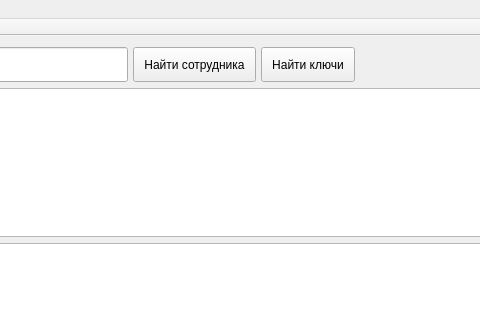
Old version of the form mainwindow.ui in the repository ilinevgeny/searchOrionX; both pictures show x 173 to 653 and y 0 to 320 of the 829 by 425 pixel window.
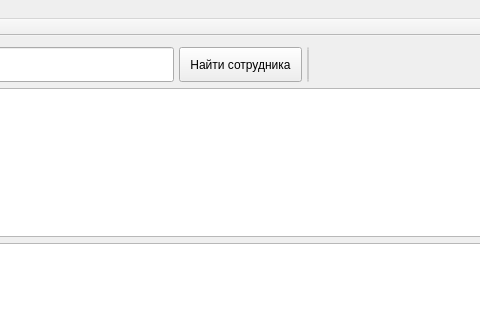
New version of the form.

Commit message: result by emp name to second table view

What changed in the file:
```diff
--- a/mainwindow.ui
+++ b/mainwindow.ui
@@ -81,6 +81,9 @@
       </item>
       <item>
        <widget class="QPushButton" name="pushButton_2">
+        <property name="enabled">
+         <bool>false</bool>
+        </property>
         <property name="minimumSize">
          <size>
           <width>0</width>
@@ -94,8 +97,9 @@
          </size>
         </property>
         <property name="styleSheet">
-         <string notr="true">padding-right: 10; 
-padding-left: 10;</string>
+         <string notr="true">padding-right: 0; 
+padding-left: 0;
+width: 0; </string>
         </property>
         <property name="text">
          <string>Найти ключи</string>
```
Left out of the diff: 6 changed lines with no effect on the pictures. The commit also changes 2 other files.
